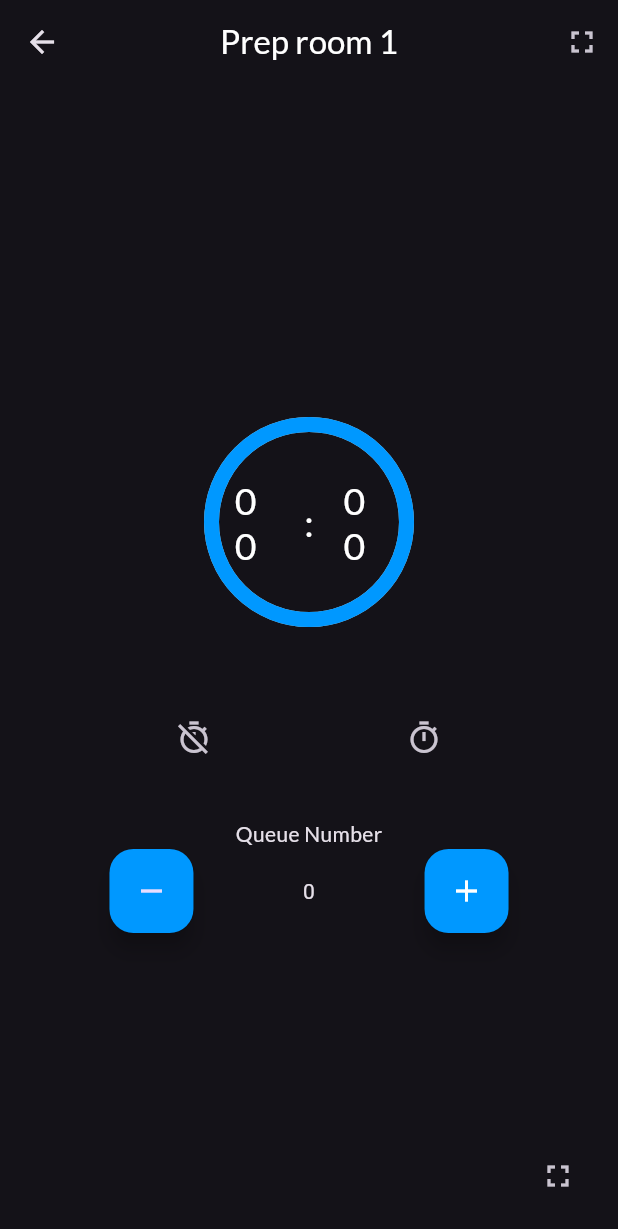
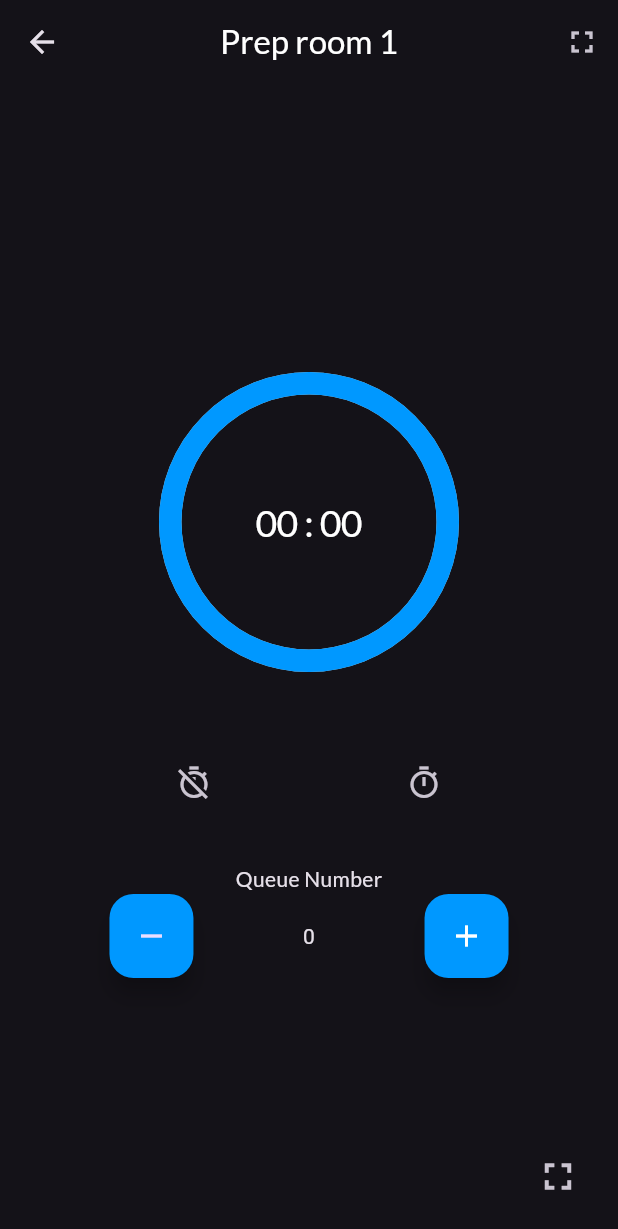
Before and after one commit to ferrykurniawan28/timer, a Flutter app: the Time screen opened by its route, on a phone screen of 412 x 824 dp. Shown: the top 1229 px of the screen. Run offline on Flutter 3.47's test engine with Material 3 defaults, Android fonts, the phone set to English and light mode, and no system bars; drawn by our look-alikes of percent_indicator; our stand-ins replace audioplayers, firebase_auth, firebase_core, firebase_database, google_fonts, vibration; missing offline and left inert: fullscreen_window; accounts and stored records are empty.

Commit message:
fixed_cupertino_button

```diff
--- a/lib/timer.dart
+++ b/lib/timer.dart
@@ -3,6 +3,7 @@ import 'dart:async';
 import 'package:audioplayers/audioplayers.dart';
 import 'package:flutter/cupertino.dart';
 import 'package:flutter/material.dart';
+import 'package:flutter/services.dart';
 import 'package:fullscreen_window/fullscreen_window.dart';
 import 'package:google_fonts/google_fonts.dart';
 // import 'package:intl/intl.dart';
@@ -249,6 +250,7 @@ class _TimeState extends State<Time> {
 
   @override
   Widget build(BuildContext context) {
+    Future<void> screenDisplay;
     int minutes;
     int seconds;
     String count;
@@ -264,7 +266,7 @@ class _TimeState extends State<Time> {
     } else {
       minutes = _selectedValue;
       seconds = _selectedSeconds;
-      count = '$_selectedValue:$_selectedSeconds';
+      count = '${padWithZero(_selectedValue)}:${padWithZero(_selectedSeconds)}';
     }
 
     double progress = _timeDifference != null
@@ -307,25 +309,24 @@ class _TimeState extends State<Time> {
                     Container(
                       padding: const EdgeInsets.all(20),
                       child: CircularPercentIndicator(
-                        radius: 70,
+                        radius: 100,
                         // animation: true,
                         // animateFromLastPercent: false,
                         progressColor: (progress >= 0.2)
                             ? const Color.fromARGB(255, 0, 152, 255)
                             : Colors.red,
-                        lineWidth: 10,
+                        lineWidth: 15,
                         percent: progress,
                         center: (widget.field != 'Debate')
-                            ? Row(
+                            ? SizedBox(
+                                // width: 66,
+                                child: Row(
                                   mainAxisAlignment: MainAxisAlignment.center,
-                                crossAxisAlignment: CrossAxisAlignment.center,
                                   children: [
-                                  SizedBox(
-                                    width: 66,
-                                    child: CupertinoButton(
+                                    CupertinoButton(
                                       // color: Colors.blue,
                                       child: Text(
-                                        padWithZero(minutes),
+                                        '${padWithZero(minutes)} : ${padWithZero(seconds)}',
                                         style: GoogleFonts.lato(
                                             color: Colors.white, fontSize: 25),
                                       ),
@@ -333,13 +334,17 @@ class _TimeState extends State<Time> {
                                         context: context,
                                         builder: (_) => SizedBox(
                                           height: 250,
+                                          child: Row(
+                                            children: [
+                                              Expanded(
                                                 child: CupertinoPicker(
                                                   scrollController:
                                                       FixedExtentScrollController(
                                                     initialItem: 0,
                                                   ),
                                                   itemExtent: 25,
-                                            onSelectedItemChanged: (int value) {
+                                                  onSelectedItemChanged:
+                                                      (int value) {
                                                     setState(() {
                                                       _selectedValue = value;
                                                     });
@@ -350,34 +355,15 @@ class _TimeState extends State<Time> {
                                                   ],
                                                 ),
                                               ),
-                                      ),
-                                    ),
-                                  ),
-                                  Text(
-                                    ':',
-                                    style: GoogleFonts.lato(
-                                        color: Colors.white, fontSize: 25),
-                                  ),
-                                  SizedBox(
-                                    width: 66,
-                                    child: CupertinoButton(
-                                      // color: Colors.blue,
-                                      child: Text(
-                                        padWithZero(seconds),
-                                        style: GoogleFonts.lato(
-                                            color: Colors.white, fontSize: 25),
-                                      ),
-                                      onPressed: () => showCupertinoModalPopup(
-                                        context: context,
-                                        builder: (_) => SizedBox(
-                                          height: 250,
+                                              Expanded(
                                                 child: CupertinoPicker(
                                                   scrollController:
                                                       FixedExtentScrollController(
                                                     initialItem: 0,
                                                   ),
                                                   itemExtent: 25,
-                                            onSelectedItemChanged: (int value) {
+                                                  onSelectedItemChanged:
+                                                      (int value) {
                                                     setState(() {
                                                       _selectedSeconds = value;
                                                     });
@@ -388,10 +374,13 @@ class _TimeState extends State<Time> {
                                                   ],
                                                 ),
                                               ),
+                                            ],
+                                          ),
                                         ),
                                       ),
                                     ),
                                   ],
+                                ),
                               )
                             : Text(
                                 count,
@@ -435,6 +424,7 @@ class _TimeState extends State<Time> {
           icon: (_isFullscreen)
               ? const Icon(Icons.fullscreen_exit)
               : const Icon(Icons.fullscreen),
+          iconSize: 30,
         ),
       ),
     );
```
Also changed, not shown: 1 other file. Lines whose indentation alone changed are shown as unchanged.
